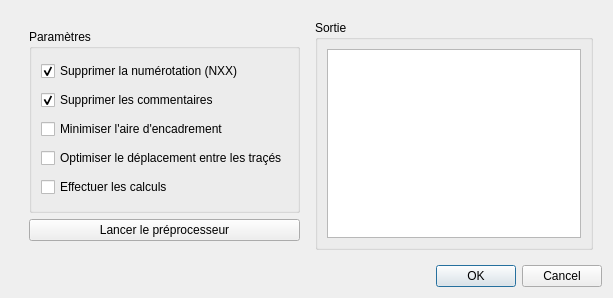
This is sivicncdriver/preprocessor_window.ui in Klafyvel/SiviCNCDriver as Qt 5 draws it before an edit. The edited form follows.
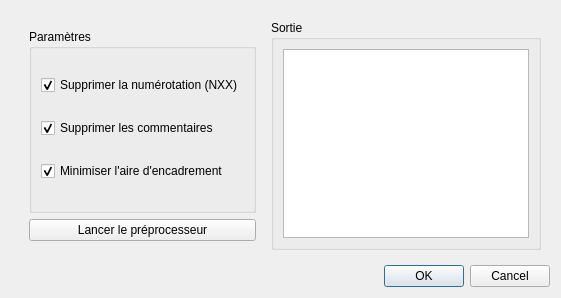
This is the edited form. Icons and pictures are not drawn.

Commit message: Suppression des éléments inutiles du préprocesseur.

```diff
--- a/sivicncdriver/preprocessor_window.ui
+++ b/sivicncdriver/preprocessor_window.ui
@@ -6,7 +6,7 @@
    <rect>
     <x>0</x>
     <y>0</y>
-    <width>613</width>
+    <width>561</width>
     <height>298</height>
    </rect>
   </property>
@@ -61,25 +61,8 @@
               <property name="text">
                <string>Minimiser l'aire d'encadrement</string>
               </property>
-             </widget>
-            </item>
-            <item>
-             <widget class="QCheckBox" name="chk_optimize_trace">
-              <property name="toolTip">
-               <string>Non disponible</string>
-              </property>
-              <property name="text">
-               <string>Optimiser le déplacement entre les traçés</string>
-              </property>
-             </widget>
-            </item>
-            <item>
-             <widget class="QCheckBox" name="chk_do_calcs">
-              <property name="toolTip">
-               <string>Non disponible</string>
-              </property>
-              <property name="text">
-               <string>Effectuer les calculs</string>
+              <property name="checked">
+               <bool>true</bool>
               </property>
              </widget>
             </item>
```
Left out of the diff: 19 changed lines with no effect on the pictures. The commit also changes 2 other files.
